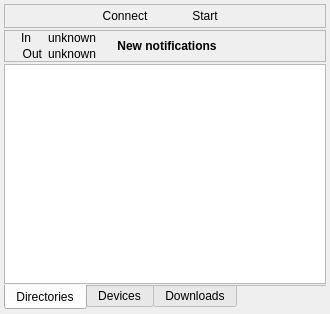
Above: tray/gui/traywidget.ui from Martchus/syncthingtray before the change. Below: the same form after it.
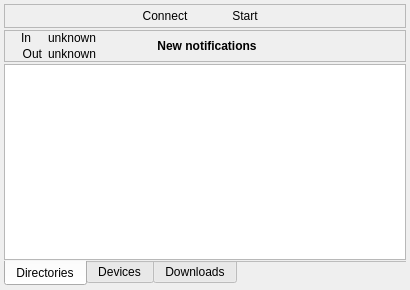
That is the form after the change. Icons and pictures are not drawn. Custom widgets are drawn as their Qt base class.

Commit message: Allow dismissing new notifications

The edit to the form file:
```diff
--- a/tray/gui/traywidget.ui
+++ b/tray/gui/traywidget.ui
@@ -2,14 +2,6 @@
 <ui version="4.0">
  <class>QtGui::TrayWidget</class>
  <widget class="QWidget" name="QtGui::TrayWidget">
-  <property name="geometry">
-   <rect>
-    <x>0</x>
-    <y>0</y>
-    <width>300</width>
-    <height>314</height>
-   </rect>
-  </property>
   <property name="windowTitle">
    <string>Syncthing Tray</string>
   </property>
```
Left out of the diff: 19 changed lines with no effect on the pictures. The commit also changes 2 other files.
